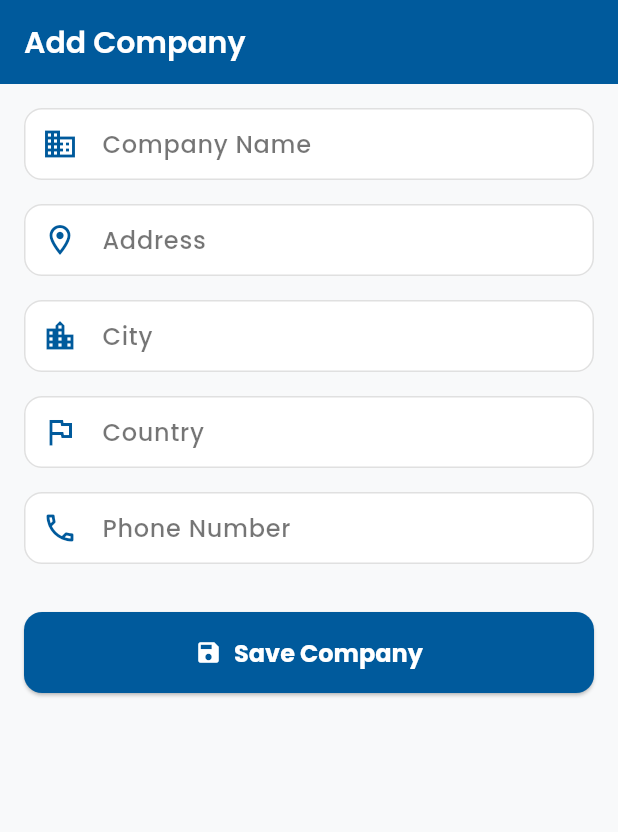
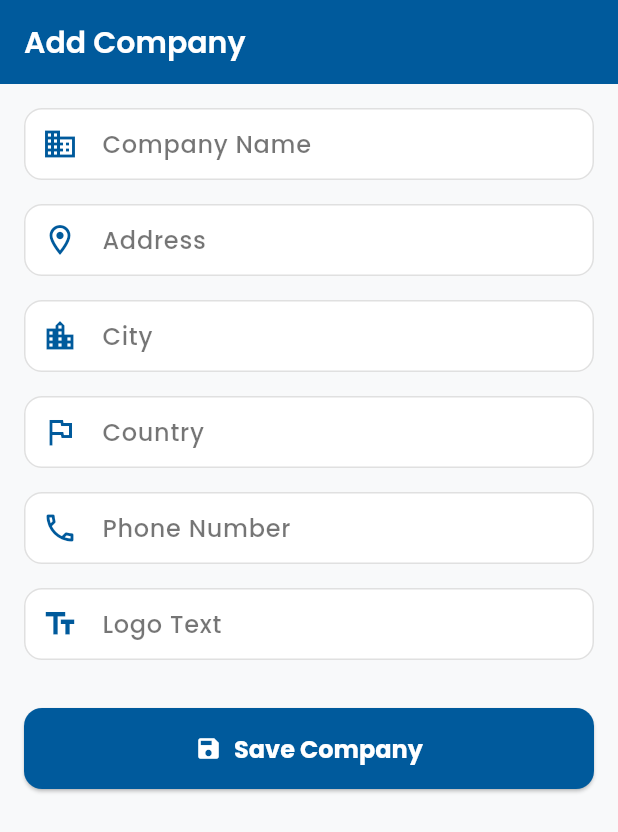
Before and after one commit to t00nny/automation-dep-flutter-app-, a Flutter app: the CompanyFormPage screen opened by its route, on a phone screen of 412 x 824 dp. Shown: the top 832 px of the screen. Run offline on Flutter 3.47's test engine with Material 3 defaults, Android fonts, the phone set to English and light mode, and no system bars; our stand-ins replace dio, equatable, flutter_bloc, get_it, go_router, google_fonts and 3 more.

Commit message:
The logo text added and will be taken from the user in the add company page.

```diff
--- a/lib/core/utils/report_generator.dart
+++ b/lib/core/utils/report_generator.dart
@@ -171,6 +171,11 @@ class ReportGenerator {
                     pw.Padding(
                       padding: const pw.EdgeInsets.only(left: 10),
                       child: pw.Text('Phone: ${company.phoneNumber}'),
+                    ),
+                  if (company.logoText.isNotEmpty)
+                    pw.Padding(
+                      padding: const pw.EdgeInsets.only(left: 10),
+                      child: pw.Text('Logo Text: ${company.logoText}'),
                     ),
                 ],
               ),
--- a/lib/domain/entities/deployment_entities.dart
+++ b/lib/domain/entities/deployment_entities.dart
@@ -49,6 +49,7 @@ class CompanyInfo extends Equatable {
   final String country;
   final String phoneNumber;
   final String logoUrl;
+  final String logoText;
 
   const CompanyInfo({
     this.companyName = '',
@@ -58,7 +59,15 @@ class CompanyInfo extends Equatable {
     this.country = '',
     this.phoneNumber = '',
     this.logoUrl = '',
+    this.logoText = '',
   });
+
+  // Factory constructor to create CompanyInfo with default logoText as client name
+  factory CompanyInfo.withDefaultLogoText(String clientName) {
+    return CompanyInfo(
+      logoText: clientName,
+    );
+  }
 
   CompanyInfo copyWith({
     String? companyName,
@@ -67,6 +76,8 @@ class CompanyInfo extends Equatable {
     String? city,
     String? country,
     String? phoneNumber,
+    String? logoUrl,
+    String? logoText,
   }) {
     return CompanyInfo(
       companyName: companyName ?? this.companyName,
@@ -75,7 +86,8 @@ class CompanyInfo extends Equatable {
       city: city ?? this.city,
       country: country ?? this.country,
       phoneNumber: phoneNumber ?? this.phoneNumber,
-      logoUrl: logoUrl,
+      logoUrl: logoUrl ?? this.logoUrl,
+      logoText: logoText ?? this.logoText,
     );
   }
 
@@ -87,11 +99,20 @@ class CompanyInfo extends Equatable {
         'country': country,
         'phoneNumber': phoneNumber,
         'logoUrl': logoUrl,
+        'logoText': logoText,
       };
 
   @override
-  List<Object?> get props =>
-      [companyName, address1, address2, city, country, phoneNumber, logoUrl];
+  List<Object?> get props => [
+        companyName,
+        address1,
+        address2,
+        city,
+        country,
+        phoneNumber,
+        logoUrl,
+        logoText
+      ];
 }
 
 class AdminUserInfo extends Equatable {
--- a/lib/presentation/pages/company_form_page.dart
+++ b/lib/presentation/pages/company_form_page.dart
@@ -21,6 +21,7 @@ class _CompanyFormPageState extends State<CompanyFormPage> {
   late final TextEditingController _cityController;
   late final TextEditingController _countryController;
   late final TextEditingController _phoneController;
+  late final TextEditingController _logoTextController;
 
   @override
   void initState() {
@@ -37,6 +38,11 @@ class _CompanyFormPageState extends State<CompanyFormPage> {
     _cityController = TextEditingController(text: company.city);
     _countryController = TextEditingController(text: company.country);
     _phoneController = TextEditingController(text: company.phoneNumber);
+
+    // Initialize logoText with client name if it's empty (new company) or use existing value
+    final initialLogoText =
+        company.logoText.isEmpty ? cubit.state.clientName : company.logoText;
+    _logoTextController = TextEditingController(text: initialLogoText);
   }
 
   @override
@@ -46,18 +52,26 @@ class _CompanyFormPageState extends State<CompanyFormPage> {
     _cityController.dispose();
     _countryController.dispose();
     _phoneController.dispose();
+    _logoTextController.dispose();
     super.dispose();
   }
 
   void _onSave() {
     if (_formKey.currentState!.validate()) {
       final cubit = context.read<OnboardingCubit>();
+
+      // Use client name as fallback if logoText is empty
+      final logoText = _logoTextController.text.trim().isEmpty
+          ? cubit.state.clientName
+          : _logoTextController.text.trim();
+
       final newCompanyInfo = CompanyInfo(
         companyName: _nameController.text,
         address1: _address1Controller.text,
         city: _cityController.text,
         country: _countryController.text,
         phoneNumber: _phoneController.text,
+        logoText: logoText,
       );
 
       if (widget.companyIndex != null) {
@@ -71,6 +85,9 @@ class _CompanyFormPageState extends State<CompanyFormPage> {
 
   @override
   Widget build(BuildContext context) {
+    final clientName =
+        context.select((OnboardingCubit cubit) => cubit.state.clientName);
+
     return Scaffold(
       appBar: AppBar(
         title:
@@ -114,6 +131,13 @@ class _CompanyFormPageState extends State<CompanyFormPage> {
                 prefixIcon: Icons.phone_outlined, // ADDED
                 keyboardType: TextInputType.phone,
               ),
+              const SizedBox(height: 16),
+              CustomTextFormField(
+                controller: _logoTextController,
+                labelText: 'Logo Text',
+                hintText: 'Leave empty to use: $clientName',
+                prefixIcon: Icons.text_fields_outlined,
+              ),
               const SizedBox(height: 32),
               ElevatedButton.icon(
                 onPressed: _onSave,
--- a/lib/presentation/widgets/custom_text_form_field.dart
+++ b/lib/presentation/widgets/custom_text_form_field.dart
@@ -4,6 +4,7 @@ class CustomTextFormField extends StatelessWidget {
   final TextEditingController? controller;
   final String labelText;
   final String? initialValue;
+  final String? hintText;
   final bool obscureText;
   final ValueChanged<String>? onChanged;
   final FormFieldValidator<String>? validator;
@@ -15,6 +16,7 @@ class CustomTextFormField extends StatelessWidget {
     this.controller,
     required this.labelText,
     this.initialValue,
+    this.hintText,
     this.obscureText = false,
     this.onChanged,
     this.validator,
@@ -33,6 +35,7 @@ class CustomTextFormField extends StatelessWidget {
       keyboardType: keyboardType,
       decoration: InputDecoration(
         labelText: labelText,
+        hintText: hintText,
         prefixIcon: prefixIcon != null
             ? Icon(prefixIcon, color: Theme.of(context).primaryColor)
             : null, // ADDED
```
Also changed, not shown: lib/presentation/cubits/onboarding_cubit.dart (+17 -3 lines), lib/presentation/pages/step_2_company_info_page.dart (+29 -3 lines), lib/presentation/pages/step_7_review_page.dart (+42 -0 lines).
